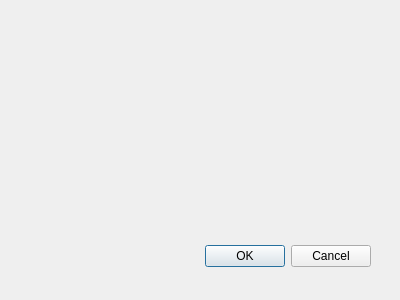
First picture: the form in geoadressevask_dialog_base.ui, repository AndersVittrup/GeoCoder_AdresseVask, before the edit.
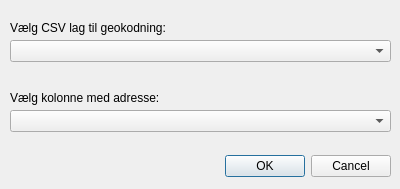
Second picture: the form after the edit.

Patch:
```diff
--- a/geoadressevask_dialog_base.ui
+++ b/geoadressevask_dialog_base.ui
@@ -1,22 +1,22 @@
 <ui version="4.0" >
  <class>GeoCoder_AdresseVaskDialogBase</class>
- <widget class="QDialog" name="GeoCoder_AdresseVaskDialogBase" >
-  <property name="geometry" >
+ <widget class="QDialog" name="GeoCoder_AdresseVaskDialogBase">
+  <property name="geometry">
    <rect>
     <x>0</x>
     <y>0</y>
     <width>400</width>
-    <height>300</height>
+    <height>189</height>
    </rect>
   </property>
   <property name="windowTitle" >
    <string>AdresseVask GeoCoder</string>
   </property>
-  <widget class="QDialogButtonBox" name="button_box" >
-   <property name="geometry" >
+  <widget class="QDialogButtonBox" name="button_box">
+   <property name="geometry">
     <rect>
-     <x>30</x>
-     <y>240</y>
+     <x>50</x>
+     <y>150</y>
      <width>341</width>
      <height>32</height>
     </rect>
@@ -28,6 +28,52 @@
     <set>QDialogButtonBox::Cancel|QDialogButtonBox::Ok</set>
    </property>
   </widget>
+  <widget class="QComboBox" name="layerCombo">
+   <property name="geometry">
+    <rect>
+     <x>10</x>
+     <y>40</y>
+     <width>381</width>
+     <height>22</height>
+    </rect>
+   </property>
+  </widget>
+  <widget class="QLabel" name="layerLabel">
+   <property name="geometry">
+    <rect>
+     <x>10</x>
+     <y>20</y>
+     <width>221</width>
+     <height>16</height>
+    </rect>
+   </property>
+   <property name="text">
+    <string>Vælg CSV lag til geokodning:</string>
+   </property>
+  </widget>
+  <widget class="QLabel" name="colmLabel">
+   <property name="geometry">
+    <rect>
+     <x>10</x>
+     <y>90</y>
+     <width>221</width>
+     <height>16</height>
+    </rect>
+   </property>
+   <property name="text">
+    <string>Vælg kolonne med adresse:</string>
+   </property>
+  </widget>
+  <widget class="QComboBox" name="colmCombo">
+   <property name="geometry">
+    <rect>
+     <x>10</x>
+     <y>110</y>
+     <width>381</width>
+     <height>22</height>
+    </rect>
+   </property>
+  </widget>
  </widget>
  <resources/>
  <connections>
```
Left out of the diff: 33 changed lines with no effect on the pictures.
